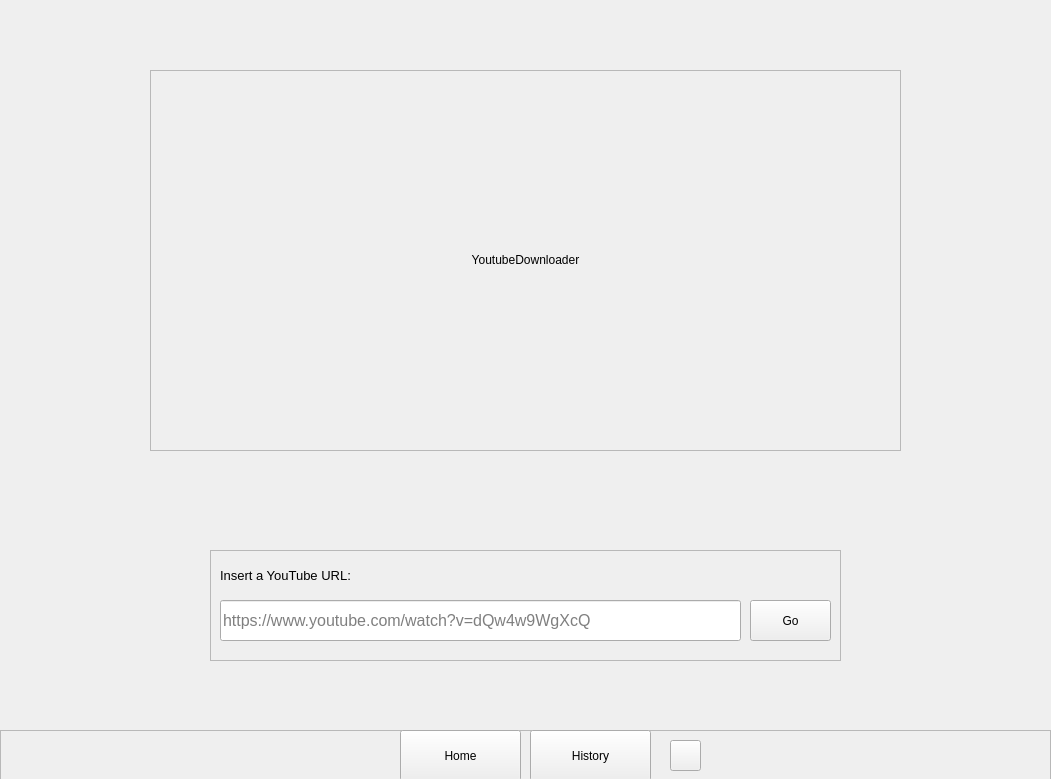
The window that components/elements/layout.ui (m-riley04/YoutubeDownloaderGUI) describes before a commit, drawn with Qt 5.
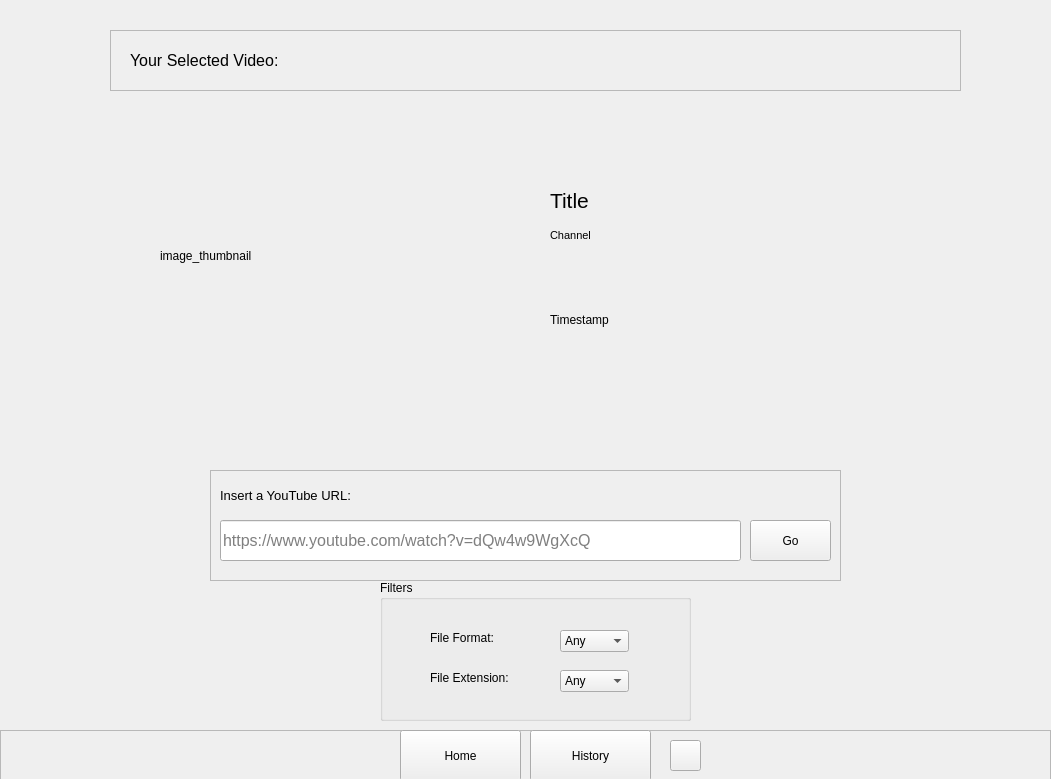
The same window after the commit. The open tabs and pages were chosen to show the change.

Commit message: Redesigned how pages work/navigate

Patch:
```diff
--- a/components/elements/layout.ui
+++ b/components/elements/layout.ui
@@ -30,43 +30,11 @@
      <number>4</number>
     </property>
     <widget class="QWidget" name="page_home">
-     <widget class="QFrame" name="frame_logo">
-      <property name="geometry">
-       <rect>
-        <x>150</x>
-        <y>70</y>
-        <width>751</width>
-        <height>381</height>
-       </rect>
-      </property>
-      <property name="frameShape">
-       <enum>QFrame::StyledPanel</enum>
-      </property>
-      <property name="frameShadow">
-       <enum>QFrame::Raised</enum>
-      </property>
-      <widget class="QLabel" name="image_logo">
-       <property name="geometry">
-        <rect>
-         <x>0</x>
-         <y>0</y>
-         <width>751</width>
-         <height>381</height>
-        </rect>
-       </property>
-       <property name="text">
-        <string>&lt;html&gt;&lt;head/&gt;&lt;body&gt;&lt;p align=&quot;center&quot;&gt;YoutubeDownloader&lt;/p&gt;&lt;/body&gt;&lt;/html&gt;</string>
-       </property>
-       <property name="scaledContents">
-        <bool>true</bool>
-       </property>
-      </widget>
-     </widget>
-     <widget class="QFrame" name="frame">
+     <widget class="QFrame" name="frame_url">
       <property name="geometry">
        <rect>
         <x>210</x>
-        <y>550</y>
+        <y>470</y>
         <width>631</width>
         <height>111</height>
        </rect>
@@ -139,8 +107,228 @@
        </property>
       </widget>
      </widget>
-     <zorder>frame</zorder>
-     <zorder>frame_logo</zorder>
+     <widget class="QGroupBox" name="group_filters">
+      <property name="geometry">
+       <rect>
+        <x>380</x>
+        <y>580</y>
+        <width>311</width>
+        <height>141</height>
+       </rect>
+      </property>
+      <property name="title">
+       <string>Filters</string>
+      </property>
+      <widget class="QLabel" name="label_format">
+       <property name="geometry">
+        <rect>
+         <x>50</x>
+         <y>50</y>
+         <width>81</width>
+         <height>16</height>
+        </rect>
+       </property>
+       <property name="text">
+        <string>File Format:</string>
+       </property>
+      </widget>
+      <widget class="QLabel" name="label_extension">
+       <property name="geometry">
+        <rect>
+         <x>50</x>
+         <y>90</y>
+         <width>91</width>
+         <height>16</height>
+        </rect>
+       </property>
+       <property name="text">
+        <string>File Extension: </string>
+       </property>
+      </widget>
+      <widget class="QComboBox" name="combo_extension">
+       <property name="geometry">
+        <rect>
+         <x>180</x>
+         <y>90</y>
+         <width>69</width>
+         <height>22</height>
+        </rect>
+       </property>
+       <property name="frame">
+        <bool>true</bool>
+       </property>
+       <item>
+        <property name="text">
+         <string>Any</string>
+        </property>
+       </item>
+       <item>
+        <property name="text">
+         <string>mp4</string>
+        </property>
+       </item>
+       <item>
+        <property name="text">
+         <string>webm</string>
+        </property>
+       </item>
+       <item>
+        <property name="text">
+         <string>3gpp</string>
+        </property>
+       </item>
+      </widget>
+      <widget class="QComboBox" name="combo_format">
+       <property name="geometry">
+        <rect>
+         <x>180</x>
+         <y>50</y>
+         <width>69</width>
+         <height>22</height>
+        </rect>
+       </property>
+       <property name="frame">
+        <bool>true</bool>
+       </property>
+       <item>
+        <property name="text">
+         <string>Any</string>
+        </property>
+       </item>
+       <item>
+        <property name="text">
+         <string>Both</string>
+        </property>
+       </item>
+       <item>
+        <property name="text">
+         <string>Audio</string>
+        </property>
+       </item>
+       <item>
+        <property name="text">
+         <string>Video</string>
+        </property>
+       </item>
+      </widget>
+     </widget>
+     <widget class="QStackedWidget" name="stack_subpages">
+      <property name="geometry">
+       <rect>
+        <x>110</x>
+        <y>30</y>
+        <width>851</width>
+        <height>421</height>
+       </rect>
+      </property>
+      <widget class="QWidget" name="subpage_logo">
+       <widget class="QLabel" name="image_logo">
+        <property name="geometry">
+         <rect>
+          <x>50</x>
+          <y>30</y>
+          <width>751</width>
+          <height>361</height>
+         </rect>
+        </property>
+        <property name="text">
+         <string>&lt;html&gt;&lt;head/&gt;&lt;body&gt;&lt;p align=&quot;center&quot;&gt;YoutubeDownloader&lt;/p&gt;&lt;/body&gt;&lt;/html&gt;</string>
+        </property>
+        <property name="scaledContents">
+         <bool>true</bool>
+        </property>
+       </widget>
+      </widget>
+      <widget class="QWidget" name="subpage_video">
+       <widget class="QFrame" name="frame_videoHeading">
+        <property name="geometry">
+         <rect>
+          <x>0</x>
+          <y>0</y>
+          <width>851</width>
+          <height>61</height>
+         </rect>
+        </property>
+        <property name="frameShape">
+         <enum>QFrame::StyledPanel</enum>
+        </property>
+        <property name="frameShadow">
+         <enum>QFrame::Raised</enum>
+        </property>
+        <widget class="QLabel" name="label_videoHeading">
+         <property name="geometry">
+          <rect>
+           <x>20</x>
+           <y>10</y>
+           <width>241</width>
+           <height>41</height>
+          </rect>
+         </property>
+         <property name="text">
+          <string>&lt;html&gt;&lt;head/&gt;&lt;body&gt;&lt;p&gt;&lt;span style=&quot; font-size:12pt;&quot;&gt;Your Selected Video:&lt;/span&gt;&lt;/p&gt;&lt;/body&gt;&lt;/html&gt;</string>
+         </property>
+        </widget>
+       </widget>
+       <widget class="QLabel" name="label_videoChannel">
+        <property name="geometry">
+         <rect>
+          <x>440</x>
+          <y>190</y>
+          <width>361</width>
+          <height>31</height>
+         </rect>
+        </property>
+        <property name="text">
+         <string>&lt;html&gt;&lt;head/&gt;&lt;body&gt;&lt;p&gt;&lt;span style=&quot; font-size:8pt;&quot;&gt;Channel&lt;/span&gt;&lt;/p&gt;&lt;/body&gt;&lt;/html&gt;</string>
+        </property>
+       </widget>
+       <widget class="QLabel" name="image_videoThumbnail">
+        <property name="geometry">
+         <rect>
+          <x>50</x>
+          <y>140</y>
+          <width>321</width>
+          <height>171</height>
+         </rect>
+        </property>
+        <property name="lineWidth">
+         <number>1</number>
+        </property>
+        <property name="text">
+         <string>image_thumbnail</string>
+        </property>
+       </widget>
+       <widget class="QLabel" name="label_videoTimestamp">
+        <property name="geometry">
+         <rect>
+          <x>440</x>
+          <y>270</y>
+          <width>361</width>
+          <height>41</height>
+         </rect>
+        </property>
+        <property name="text">
+         <string>&lt;html&gt;&lt;head/&gt;&lt;body&gt;&lt;p&gt;Timestamp&lt;/p&gt;&lt;/body&gt;&lt;/html&gt;</string>
+        </property>
+       </widget>
+       <widget class="QLabel" name="label_videoTitle">
+        <property name="geometry">
+         <rect>
+          <x>440</x>
+          <y>140</y>
+          <width>361</width>
+          <height>61</height>
+         </rect>
+        </property>
+        <property name="text">
+         <string>&lt;html&gt;&lt;head/&gt;&lt;body&gt;&lt;p&gt;&lt;span style=&quot; font-size:16pt;&quot;&gt;Title&lt;/span&gt;&lt;/p&gt;&lt;/body&gt;&lt;/html&gt;</string>
+        </property>
+        <property name="wordWrap">
+         <bool>true</bool>
+        </property>
+       </widget>
+      </widget>
+     </widget>
     </widget>
     <widget class="QWidget" name="page_filters">
      <widget class="QFrame" name="frame_2">
```
Left out of the diff: 129 changed lines with no effect on the pictures. The commit also changes 2 other files.
